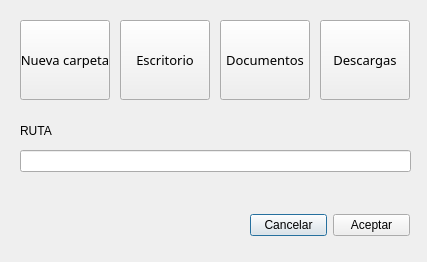
First picture: the form in presentation/dialog.ui, repository jisus455/generador-qt-python, before the edit.
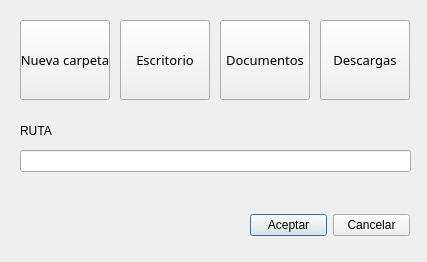
Second picture: the form after the edit. Icons and pictures are not drawn.

Commit message: implement design responsive

What changed in the file:
```diff
--- a/presentation/dialog.ui
+++ b/presentation/dialog.ui
@@ -175,16 +175,19 @@
    </property>
    <layout class="QHBoxLayout" name="horizontalLayout">
     <item>
-     <widget class="QPushButton" name="btnCancelar">
+     <widget class="QPushButton" name="btnAceptar">
       <property name="text">
-       <string>Cancelar</string>
+       <string>Aceptar</string>
+      </property>
+      <property name="flat">
+       <bool>false</bool>
       </property>
      </widget>
     </item>
     <item>
-     <widget class="QPushButton" name="btnAceptar">
+     <widget class="QPushButton" name="btnCancelar">
       <property name="text">
-       <string>Aceptar</string>
+       <string>Cancelar</string>
       </property>
      </widget>
     </item>
```
The commit also changes 6 other files.
